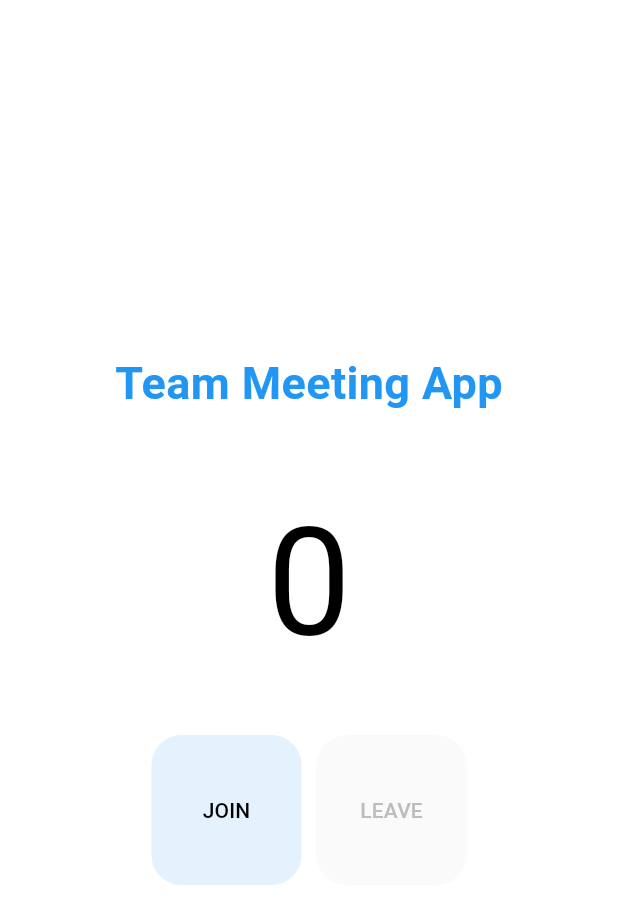
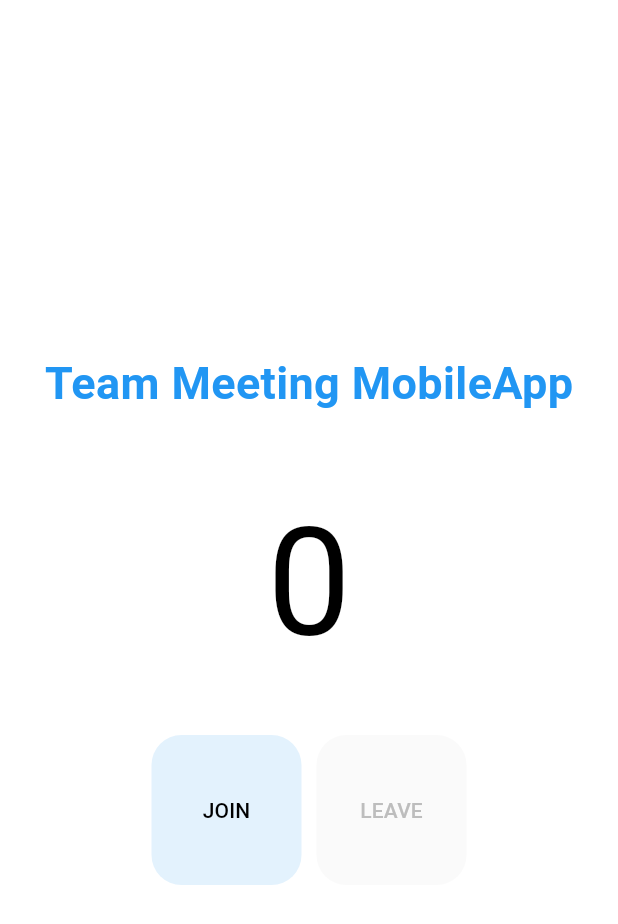
Before and after one commit to helderspinto/hsp-flutter-teamMeeting, a Flutter app: the screen it shows after launch, on a phone screen of 412 x 824 dp. Shown: the top 924 px of the screen. Run offline on Flutter 3.47's test engine with Material 3 defaults, Android fonts, the phone set to English and light mode, and no system bars.

Commit message:
Update main.dart hsp

```diff
--- a/lib/main.dart
+++ b/lib/main.dart
@@ -50,7 +50,7 @@ class _HomePageState extends State<HomePage> {
         mainAxisAlignment: MainAxisAlignment.center,
         children: [
           const Text(
-            "Team Meeting App",
+            "Team Meeting MobileApp",
             style: TextStyle(
               fontSize: 30,
               color: Colors.blue,
```
